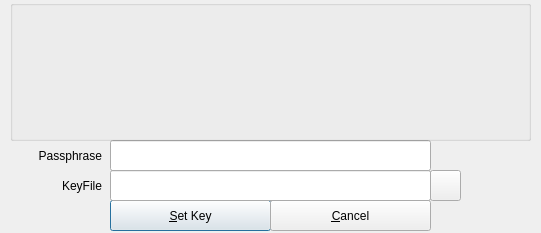
This is src/plugin.ui in mhogomchungu/sirikali as Qt 5 draws it before an edit. The edited form follows.
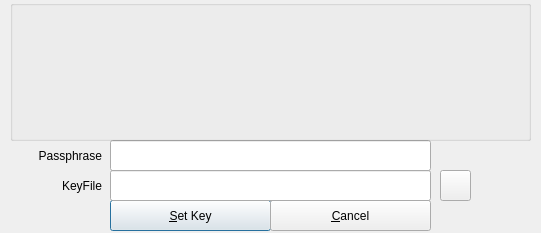
This is the edited form.

Diff of the .ui file:
```diff
--- a/src/plugin.ui
+++ b/src/plugin.ui
@@ -58,7 +58,7 @@
   <widget class="QPushButton" name="pbKeyFile">
    <property name="geometry">
     <rect>
-     <x>430</x>
+     <x>440</x>
      <y>170</y>
      <width>31</width>
      <height>31</height>
```
